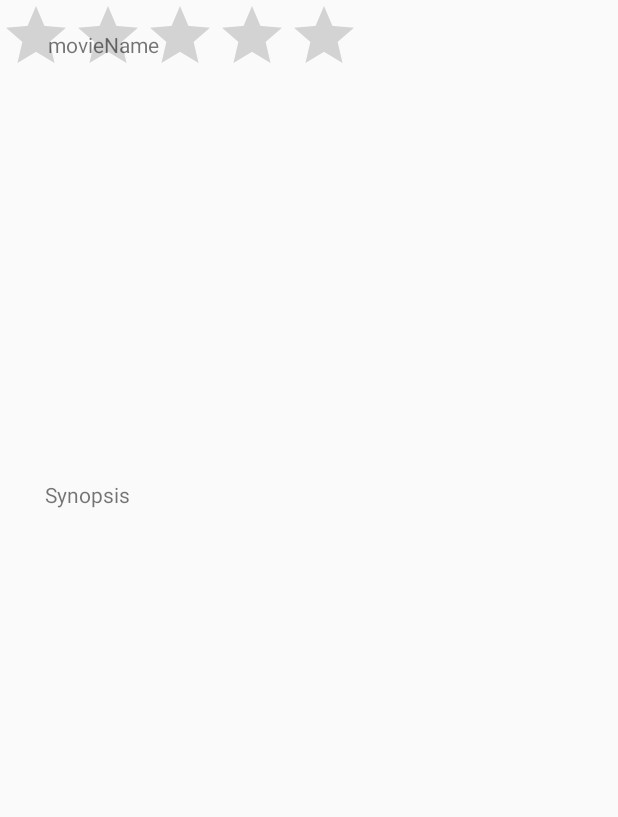
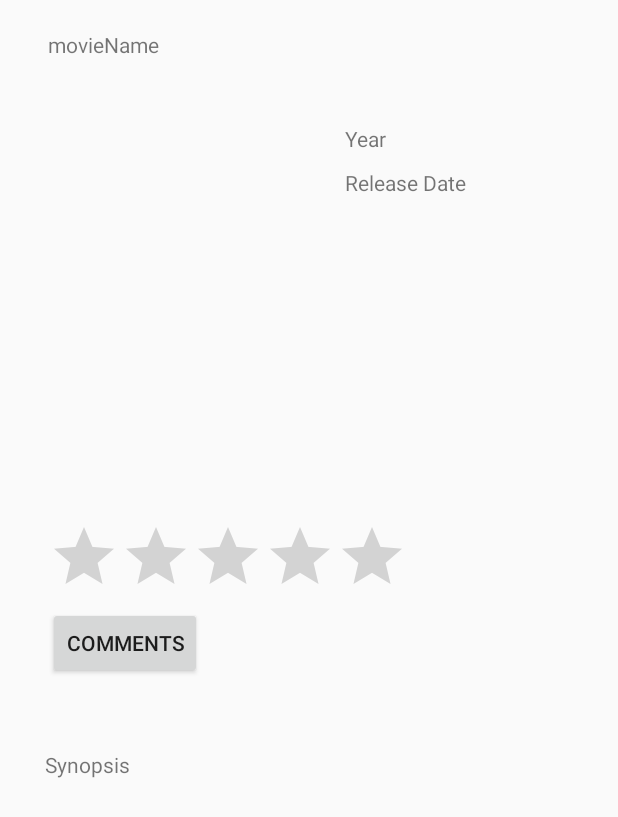
Before and after one commit to lingyili/MovieSelect-Android, an Android app: the Rating screen opened directly, with no data from a screen before it, on a phone screen of 412 x 824 dp. Shown: the top 817 px of the screen. Run offline under Robolectric (Android 15) with nearby library versions, the phone set to English and light mode, and no system bars; 4 statements that could not run were skipped.

Commit message:
add rating

```diff
--- a/app/src/main/java/com/example/lingyi/movieselector/Login.java
+++ b/app/src/main/java/com/example/lingyi/movieselector/Login.java
@@ -59,7 +59,8 @@ public class Login extends ActionBarActivity implements View.OnClickListener{
     private void logUserIn(User returnedUser) {
         userLocalStore.storeUserData(returnedUser);
         userLocalStore.setUserLoggedIn(true);
-        startActivity(new Intent(this, MainActivity.class));
+        Intent intent = new Intent(Login.this, MainActivity.class);
+        startActivity(intent);
     }
 
 
@@ -94,6 +95,7 @@ public class Login extends ActionBarActivity implements View.OnClickListener{
                 //result wasnot added
             } else {
                 logUserIn(result);
+
             }
         }
         private void showDialog() {
--- a/app/src/main/java/com/example/lingyi/movieselector/MovieBean.java
+++ b/app/src/main/java/com/example/lingyi/movieselector/MovieBean.java
@@ -120,9 +120,10 @@ public class MovieBean {
      * Gets list of recommended movies and makes an api call for each
      * @return toReturn the list of recommended movies
      */
-    public ArrayList<Movie> getRecommendations() {
+    public ArrayList<Movie> getRecommendations(String major) {
         ArrayList<Movie> toReturn = new ArrayList<Movie>();
-        ArrayList<MyRating> list = ratingManager.getRecommendation(userManager.getUser().getMajor());
+        restBean = new RestBean();
+        ArrayList<MyRating> list = ratingManager.getRecommendation(major);
         for (MyRating e : list) {
             toReturn.add(restBean.getMovieByID(e.getMovieID()));
         }
--- a/app/src/main/java/com/example/lingyi/movieselector/Rating.java
+++ b/app/src/main/java/com/example/lingyi/movieselector/Rating.java
@@ -10,29 +10,38 @@ import android.os.Bundle;
 import android.widget.ArrayAdapter;
 import android.widget.Button;
 import android.widget.ImageView;
+import android.widget.RatingBar;
 import android.widget.TextView;
 
 import com.example.lingyi.Fromtomato.Movie;
 import com.example.lingyi.Fromtomato.RestBean;
 
 
-public class Rating extends FragmentActivity {
+public class Rating extends FragmentActivity implements RatingBar.OnRatingBarChangeListener {
     Movie passInMovie;
     Button btnSubmit;
     ImageView imageView;
     TextView txtView;
     ArrayAdapter<Movie> movieArrayAdapter;
     Bitmap image;
+    RatingBar ratingBar;
     Movie movie;
-
+    int numstar;
+    User currentUser;
+    UserLocalStore userLocalStore;
     @Override
     protected void onCreate(Bundle savedInstanceState) {
         super.onCreate(savedInstanceState);
         setContentView(R.layout.activity_rating);
         setCurrentMovie();
+        userLocalStore = new UserLocalStore(this);
+        currentUser = userLocalStore.getLoggedInUSer();
+        ((RatingBar) findViewById(R.id.ratingBar))
+                .setOnRatingBarChangeListener(this);
         new TryToShowImage().execute();
 
     }
+
 
    public void setCurrentMovie() {
        passInMovie = new Movie();
@@ -41,6 +50,47 @@ public class Rating extends FragmentActivity {
        passInMovie.setTitle(movieTitle);
        passInMovie.setId(movieId);
    }
+
+    @Override
+    public void onRatingChanged(RatingBar ratingBar, float rating, boolean fromUser) {
+        final int numStars = (int) ratingBar.getRating();
+        numstar = numStars;
+        new StoreMyRate().execute();
+
+    }
+    private class StoreMyRate extends AsyncTask<Void, Void, Void> {
+        boolean result;
+        private ProgressDialog progressDialog;
+        @Override
+        protected void onPreExecute() {
+            result = false;
+//            progressDialog = new ProgressDialog(Rating.this);
+//            progressDialog.setCancelable(false);
+//            progressDialog.setMessage("Loading");
+//            showDialog();
+        }
+        @Override
+        protected Void doInBackground(Void... params) {
+            RatingManager ratingManager = new RatingManager();
+            ratingManager.storeRate(numstar, movie.getId(), currentUser.getUsername(), movie.getTitle(), currentUser.getMajor());
+            return null;
+        }
+        @Override
+        protected void onPostExecute(Void r) {
+//            showItem();
+//            hideDialog();
+        }
+        private void showDialog() {
+            if (!progressDialog.isShowing()) {
+                progressDialog.show();
+            }
+        }
+        private void hideDialog() {
+            if (progressDialog.isShowing()) {
+                progressDialog.dismiss();
+            }
+        }
+    }
 
     private class TryToShowImage extends AsyncTask<Void, Void, Void> {
         boolean result;
@@ -83,6 +133,8 @@ public class Rating extends FragmentActivity {
         makeText.setText(movie.getTitle());
         TextView synopsis = (TextView) findViewById(R.id.synopsis);
         synopsis.setText(movie.getSynopsis());
+        TextView year = (TextView) findViewById(R.id.year);
+        year.setText(movie.getYear());
     }
 
 
--- a/app/src/main/java/com/example/lingyi/movieselector/RatingManager.java
+++ b/app/src/main/java/com/example/lingyi/movieselector/RatingManager.java
@@ -76,7 +76,7 @@ public class RatingManager {
     public void  storeRate(int score, String movieID, String username, String movieTitle, String major) {
         Connection con = Database.makeConnection();
         try {
-            String query = "INSERT INTO comment(comment, username, movieID, movie, major)" + "values(?, ?, ?, ?, ?)";
+            String query = "INSERT INTO comment(score, username, movieID, movie, major)" + "values(?, ?, ?, ?, ?)";
             PreparedStatement preparedStmt = con.prepareStatement(query);
             preparedStmt.setInt(1, score);
             preparedStmt.setString(2, username);
--- a/app/src/main/res/layout/activity_rating.xml
+++ b/app/src/main/res/layout/activity_rating.xml
@@ -21,7 +21,7 @@
         android:layout_width="wrap_content"
         android:layout_height="wrap_content"
         android:paddingTop="50dp"
-        android:layout_centerHorizontal="true">
+        android:id="@+id/linearLayout2">
     <ImageView
         android:layout_width="wrap_content"
         android:layout_height="wrap_content"
@@ -33,22 +33,56 @@
     <LinearLayout
         android:layout_width="wrap_content"
         android:layout_height="wrap_content"
-        android:paddingTop="320dp">
+        android:paddingTop="500dp">
         <TextView
             android:id="@+id/synopsis"
             android:layout_width="wrap_content"
             android:layout_height="wrap_content"
             android:text="@string/Synopsis"
+            android:layout_centerHorizontal="true"
             android:layout_marginLeft="30dp"
             android:layout_marginRight="30dp"/>
     </LinearLayout>
-        <RelativeLayout
+
+        <TextView
             android:layout_width="wrap_content"
-            android:layout_height="wrap_content">
-            <RatingBar
-                android:layout_width="wrap_content"
-                android:layout_height="wrap_content" />
-        </RelativeLayout>
+            android:layout_height="wrap_content"
+            android:textAppearance="?android:attr/textAppearanceSmall"
+            android:text="Year"
+            android:id="@+id/year"
+            android:layout_below="@+id/movieName"
+            android:layout_toEndOf="@+id/linearLayout2"
+            android:layout_marginLeft="30dp"
+            android:layout_marginTop="43dp" />
+        <TextView
+            android:layout_width="wrap_content"
+            android:layout_height="wrap_content"
+            android:textAppearance="?android:attr/textAppearanceSmall"
+            android:text="Release Date"
+            android:id="@+id/realseDate"
+            android:layout_below="@+id/year"
+            android:layout_toEndOf="@+id/linearLayout2"
+            android:layout_marginLeft="30dp"
+            android:layout_marginTop="10dp" />
+
+        <RatingBar
+            android:layout_width="wrap_content"
+            android:layout_height="wrap_content"
+            android:id="@+id/ratingBar"
+            android:layout_below="@+id/linearLayout2"
+            android:layout_alignStart="@+id/movieName"
+            android:stepSize="0.5"
+            android:layout_marginTop="47dp" />
+
+        <Button
+            style="?android:attr/buttonStyleSmall"
+            android:layout_width="wrap_content"
+            android:layout_height="wrap_content"
+            android:text="@string/Comment"
+            android:id="@+id/btnComment"
+            android:layout_below="@+id/ratingBar"
+            android:layout_alignStart="@+id/ratingBar" />
+
     </RelativeLayout>
 
 </ScrollView>
--- a/app/src/main/res/values/strings.xml
+++ b/app/src/main/res/values/strings.xml
@@ -41,4 +41,5 @@
     <string name="title_activity_rating">Rating</string>
     <string name="Comment">Comments</string>
     <string name="Synopsis">Synopsis</string>
+    <string name="title_activity_get_your_recommendation">GetYourRecommendation</string>
 </resources>
```
Also changed, not shown: app/src/main/AndroidManifest.xml (+8 -4 lines), app/src/main/java/com/example/lingyi/movieselector/GetYourRecommendation.java (added, +112 -0 lines), app/src/main/java/com/example/lingyi/movieselector/MainActivity.java (+9 -49 lines), app/src/main/res/layout/activity_get_your_recommendation.xml (added, +20 -0 lines), app/src/main/res/layout/activity_main.xml (+6 -10 lines), app/src/main/res/menu/menu_get_your_recommendation.xml (added, +7 -0 lines).
